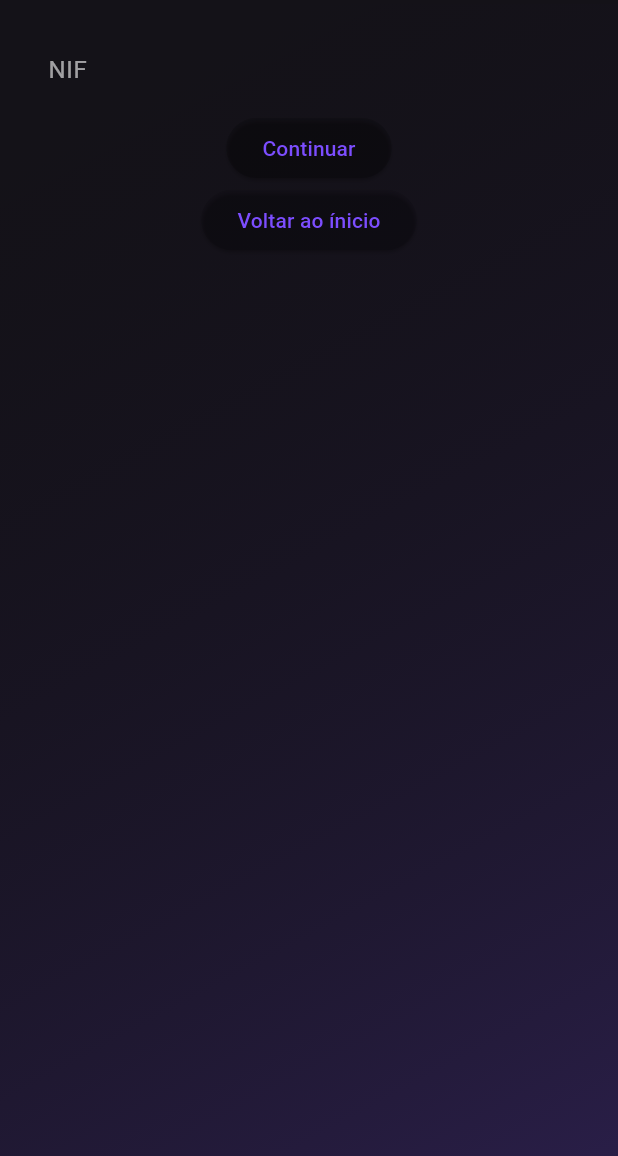
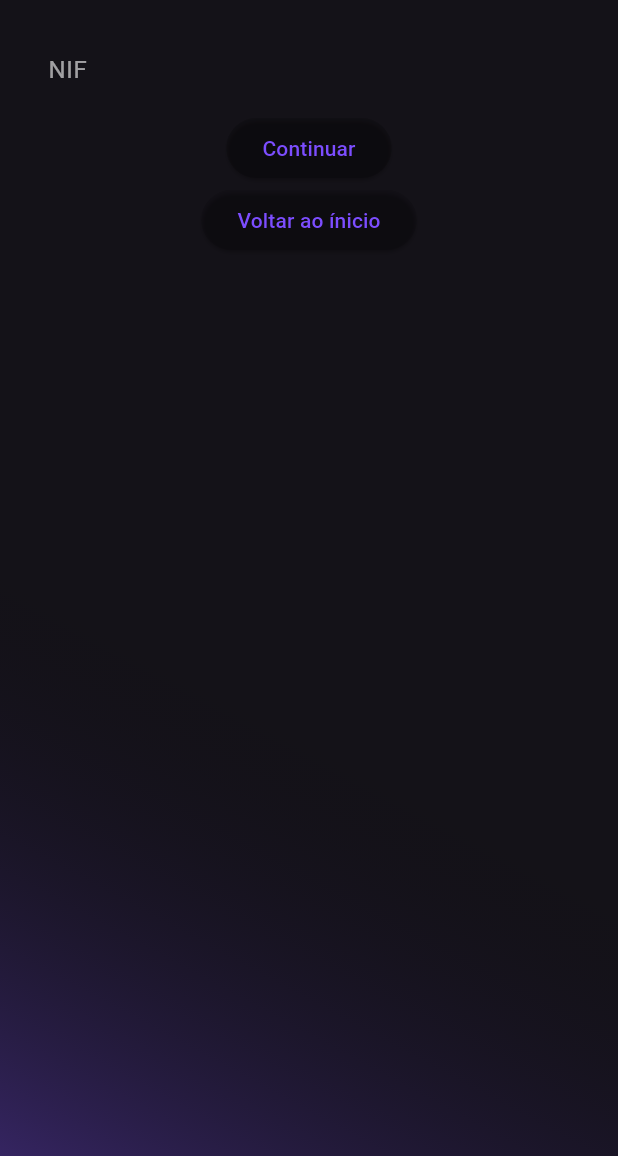
Before and after one commit to ryangabriel27/projeto-registro-ponto-mobile, a Flutter app: the screen it shows after launch, after a tap on "Login", on a phone screen of 412 x 824 dp, the part 80-1236 px from its top. Run offline on Flutter 3.47's test engine with Material 3 defaults, Android fonts, the phone set to English and light mode, and no system bars; our stand-ins replace cloud_firestore, firebase_auth, firebase_core, firebase_storage, flutter_map, geolocator and 3 more; missing offline and left inert: bcrypt; accounts and stored records are empty.

Commit message:
29.10 17h vigia

```diff
--- a/prototipo_teste/lib/screens/home_screen.dart
+++ b/prototipo_teste/lib/screens/home_screen.dart
@@ -2,19 +2,64 @@ import 'package:flutter/material.dart';
 import 'package:prototipo_teste/screens/cadastro_screen.dart';
 import 'package:prototipo_teste/screens/login_screen.dart';
 
-class HomeScreen extends StatelessWidget {
+class HomeScreen extends StatefulWidget {
+  @override
+  _HomeScreenState createState() => _HomeScreenState();
+}
+
+class _HomeScreenState extends State<HomeScreen>
+    with SingleTickerProviderStateMixin {
+  late AnimationController _controller;
+  late Animation<double> _opacityAnimation;
+  late Animation<Alignment> _alignmentAnimation;
+
+  @override
+  void initState() {
+    super.initState();
+
+    _controller = AnimationController(
+      duration: const Duration(seconds: 2),
+      vsync: this,
+    )..repeat(reverse: true); // Repetir animação
+
+    _opacityAnimation = Tween<double>(begin: 0.2, end: 0.4).animate(
+      CurvedAnimation(
+        parent: _controller,
+        curve: Curves.easeInOut,
+      ),
+    );
+
+    _alignmentAnimation = Tween<Alignment>(
+      begin: Alignment.bottomRight,
+      end: Alignment.topLeft,
+    ).animate(
+      CurvedAnimation(
+        parent: _controller,
+        curve: Curves.easeInOut,
+      ),
+    );
+  }
+
+  @override
+  void dispose() {
+    _controller.dispose();
+    super.dispose();
+  }
+
   @override
   Widget build(BuildContext context) {
     return Scaffold(
-      body: Container(
+      body: AnimatedBuilder(
+        animation: _controller,
+        builder: (context, child) {
+          return Container(
             decoration: BoxDecoration(
               gradient: LinearGradient(
-            begin: Alignment.topLeft,
+                begin: _alignmentAnimation.value,
                 end: Alignment.bottomRight,
-            stops: [0.0, 0.99],
                 colors: [
                   Colors.transparent,
-              Colors.deepPurpleAccent.withOpacity(0.2),
+                  Colors.deepPurpleAccent.withOpacity(_opacityAnimation.value),
                 ],
               ),
             ),
@@ -27,7 +72,7 @@ class HomeScreen extends StatelessWidget {
                     height: 200,
                     child: Image.asset('assets/images/logo1.png'),
                   ),
-              SizedBox(height: 0),
+                  SizedBox(height: 20),
                   ElevatedButton(
                     onPressed: () {
                       // Navega para a tela de login
@@ -52,6 +97,8 @@ class HomeScreen extends StatelessWidget {
                 ],
               ),
             ),
+          );
+        },
       ),
     );
   }
--- a/prototipo_teste/lib/screens/login_screen.dart
+++ b/prototipo_teste/lib/screens/login_screen.dart
@@ -11,12 +11,49 @@ class LoginScreen extends StatefulWidget {
   _LoginScreenState createState() => _LoginScreenState();
 }
 
-class _LoginScreenState extends State<LoginScreen> {
+class _LoginScreenState extends State<LoginScreen>
+    with SingleTickerProviderStateMixin {
   final TextEditingController _nifController = TextEditingController();
   final TextEditingController _senhaController = TextEditingController();
   final FirestoreService _firestoreService = FirestoreService();
 
   bool _senhaFieldVisible = false;
+  late AnimationController _controller;
+  late Animation<double> _opacityAnimation;
+  late Animation<Alignment> _alignmentAnimation;
+
+  @override
+  void initState() {
+    super.initState();
+
+    _controller = AnimationController(
+      duration: const Duration(seconds: 2),
+      vsync: this,
+    )..repeat(reverse: true);
+
+    _opacityAnimation = Tween<double>(begin: 0.2, end: 0.4).animate(
+      CurvedAnimation(
+        parent: _controller,
+        curve: Curves.easeInOut,
+      ),
+    );
+
+    _alignmentAnimation = Tween<Alignment>(
+      begin: Alignment.topRight,
+      end: Alignment.bottomLeft,
+    ).animate(
+      CurvedAnimation(
+        parent: _controller,
+        curve: Curves.easeInOut,
+      ),
+    );
+  }
+
+  @override
+  void dispose() {
+    _controller.dispose();
+    super.dispose();
+  }
 
   @override
   Widget build(BuildContext context) {
@@ -30,15 +67,17 @@ class _LoginScreenState extends State<LoginScreen> {
           ),
         ),
       ),
-      body: Container(
+      body: AnimatedBuilder(
+        animation: _controller,
+        builder: (context, child) {
+          return Container(
             decoration: BoxDecoration(
               gradient: LinearGradient(
-            begin: Alignment.topLeft,
-            end: Alignment.bottomRight,
-            stops: [0.0, 0.99],
+                begin: _alignmentAnimation.value,
+                end: Alignment.bottomLeft,
                 colors: [
                   Colors.transparent,
-              Colors.deepPurpleAccent.withOpacity(0.2),
+                  Colors.deepPurpleAccent.withOpacity(_opacityAnimation.value),
                 ],
               ),
             ),
@@ -49,18 +88,14 @@ class _LoginScreenState extends State<LoginScreen> {
                   controller: _nifController,
                   decoration: InputDecoration(
                     labelText: 'NIF',
-                labelStyle: TextStyle(
-                    color: Colors.white
-                        .withOpacity(0.6)), // Label com 60% de opacidade
+                    labelStyle: TextStyle(color: Colors.white.withOpacity(0.6)),
                     enabledBorder: OutlineInputBorder(
-                  borderSide: BorderSide(
-                      color: Colors.white
-                          .withOpacity(0)), // Borda com 20% de opacidade
+                      borderSide:
+                          BorderSide(color: Colors.white.withOpacity(0)),
                     ),
                     focusedBorder: OutlineInputBorder(
                       borderSide: BorderSide(
-                      color: Colors.deepPurpleAccent
-                          .withOpacity(0.4)), // Borda ao focar
+                          color: Colors.deepPurpleAccent.withOpacity(0.4)),
                     ),
                   ),
                 ),
@@ -69,28 +104,23 @@ class _LoginScreenState extends State<LoginScreen> {
                     controller: _senhaController,
                     decoration: InputDecoration(
                       labelText: 'Senha',
-                  labelStyle: TextStyle(
-                      color: Colors.white
-                          .withOpacity(0.6)), // Label com 60% de opacidade
+                      labelStyle:
+                          TextStyle(color: Colors.white.withOpacity(0.6)),
                       enabledBorder: OutlineInputBorder(
-                    borderSide: BorderSide(
-                        color: Colors.white
-                            .withOpacity(0)), // Borda com 0% de opacidade
+                        borderSide:
+                            BorderSide(color: Colors.white.withOpacity(0)),
                       ),
                       focusedBorder: OutlineInputBorder(
                         borderSide: BorderSide(
-                        color: Colors.deepPurpleAccent
-                            .withOpacity(0.4)), // Borda ao focar
+                            color: Colors.deepPurpleAccent.withOpacity(0.4)),
                       ),
                     ),
                     obscureText: true,
                   ),
                 ElevatedButton(
                   style: ElevatedButton.styleFrom(
-                backgroundColor:
-                    const Color.fromARGB(36, 0, 0, 0), // Cor de fundo do botão
-                foregroundColor:
-                    Colors.deepPurpleAccent, // Cor do texto do botão
+                    backgroundColor: const Color.fromARGB(36, 0, 0, 0),
+                    foregroundColor: Colors.deepPurpleAccent,
                   ),
                   onPressed: () async {
                     String nif = _nifController.text;
@@ -104,8 +134,7 @@ class _LoginScreenState extends State<LoginScreen> {
                           Navigator.pushReplacement(
                             context,
                             MaterialPageRoute(
-                          builder: (_) => CadastroSenhaScreen(nif: nif),
-                        ),
+                                builder: (_) => CadastroSenhaScreen(nif: nif)),
                           );
                         } else {
                           setState(() {
@@ -128,8 +157,7 @@ class _LoginScreenState extends State<LoginScreen> {
                           Navigator.pushReplacement(
                             context,
                             MaterialPageRoute(
-                          builder: (_) => CadastroFuncionariosScreen(),
-                        ),
+                                builder: (_) => CadastroFuncionariosScreen()),
                           );
                         } else {
                           bool senhaCorreta = await _firestoreService
@@ -139,17 +167,15 @@ class _LoginScreenState extends State<LoginScreen> {
                               Navigator.pushReplacement(
                                 context,
                                 MaterialPageRoute(
-                              builder: (_) => CadastroFuncionariosScreen(),
-                            ),
+                                    builder: (_) =>
+                                        CadastroFuncionariosScreen()),
                               );
                             } else {
                               Navigator.pushReplacement(
                                 context,
                                 MaterialPageRoute(
-                              builder: (_) => PaginaInternaFuncionario(
-                                nif: nif,
-                              ),
-                            ),
+                                    builder: (_) =>
+                                        PaginaInternaFuncionario(nif: nif)),
                               );
                             }
                           } else {
@@ -169,19 +195,21 @@ class _LoginScreenState extends State<LoginScreen> {
                 ),
                 ElevatedButton(
                   style: ElevatedButton.styleFrom(
-                backgroundColor:
-                    const Color.fromARGB(15, 0, 0, 0), // Cor de fundo do botão
-                foregroundColor:
-                    Colors.deepPurpleAccent, // Cor do texto do botão
+                    backgroundColor: const Color.fromARGB(15, 0, 0, 0),
+                    foregroundColor: Colors.deepPurpleAccent,
                   ),
                   onPressed: () {
                     Navigator.pushReplacement(
-                    context, MaterialPageRoute(builder: (_) => HomeScreen()));
+                      context,
+                      MaterialPageRoute(builder: (_) => HomeScreen()),
+                    );
                   },
                   child: Text("Voltar ao ínicio"),
                 ),
               ],
             ),
+          );
+        },
       ),
     );
   }
```
Lines whose indentation alone changed are shown as unchanged.
